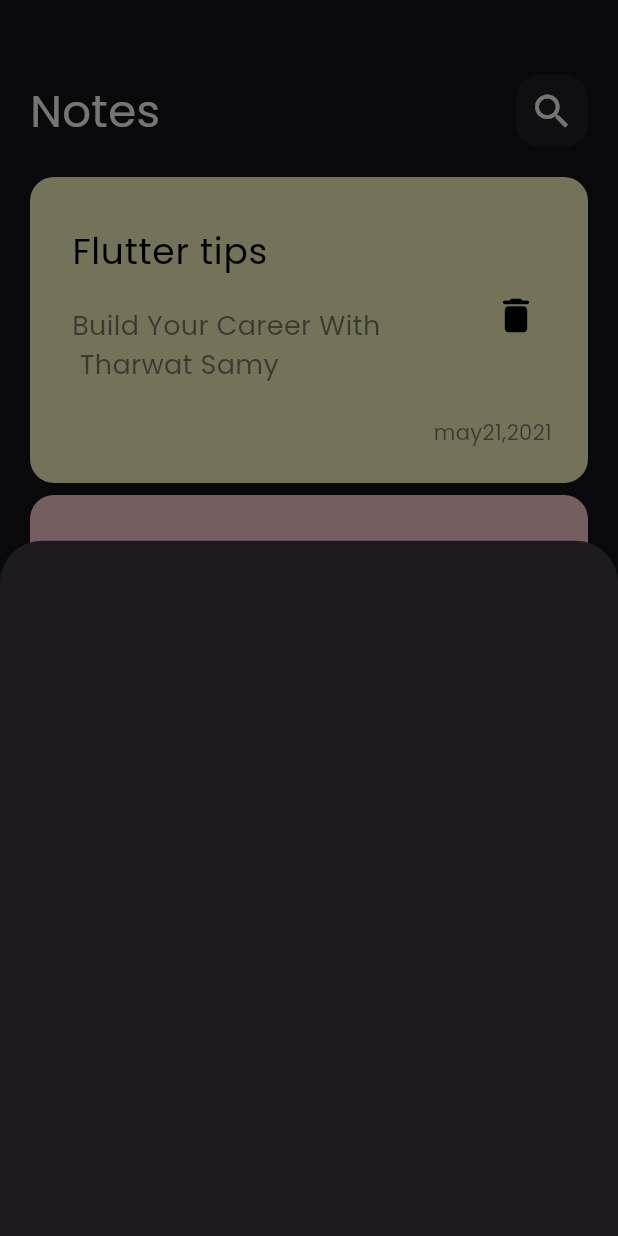
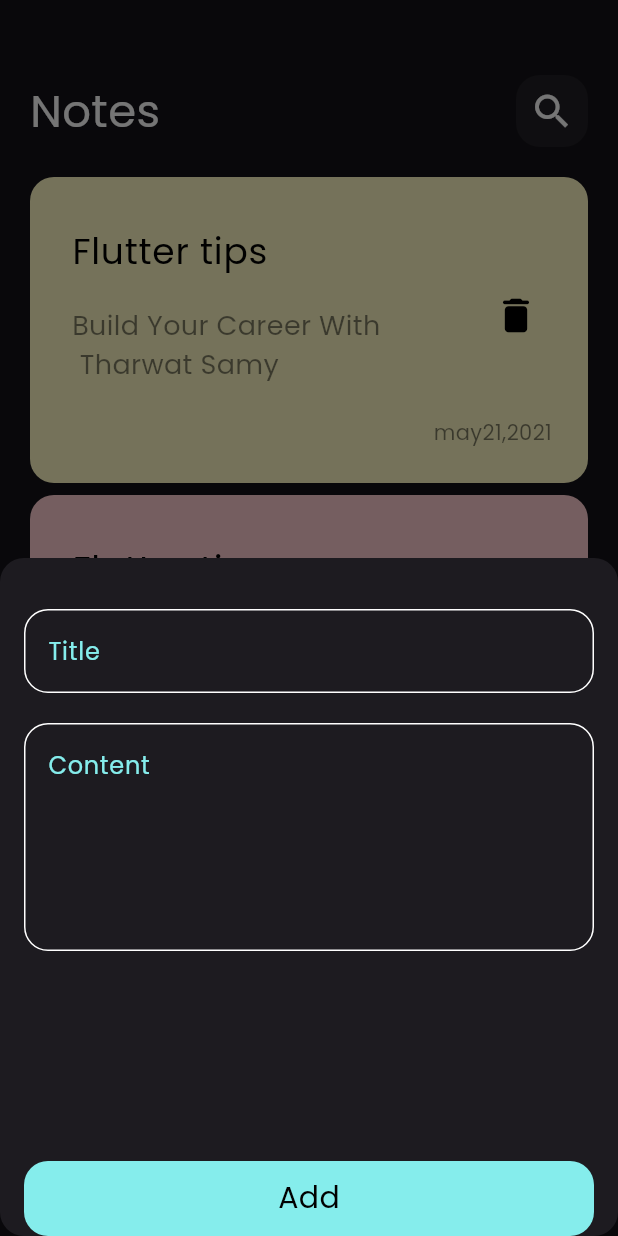
Before and after one commit to hagerawd/note_app, a Flutter app: the screen it shows after launch, after a tap on the "add" icon, on a phone screen of 412 x 824 dp. Run offline on Flutter 3.47's test engine with Material 3 defaults, Android fonts, the phone set to English and light mode, and no system bars.

Commit message:
finish notes bottom sheet

```diff
--- /dev/null
+++ b/lib/constants.dart
@@ -0,0 +1,2 @@
+import 'package:flutter/material.dart';
+const kPrimaryColor = Color(0xFF85EDEC);
--- a/lib/views/noteView.dart
+++ b/lib/views/noteView.dart
@@ -1,6 +1,8 @@
 import 'package:flutter/material.dart';
 import 'package:note_app/views/widgets/AddNoteBottomSheet.dart';
 import 'package:note_app/views/widgets/NoteViewBody.dart';
+
+import '../constants.dart';
 
 class NoteView extends StatelessWidget {
   const NoteView({super.key});
@@ -9,11 +11,13 @@ class NoteView extends StatelessWidget {
   Widget build(BuildContext context) {
     return Scaffold(
         floatingActionButton: FloatingActionButton( onPressed: (){
-          showModalBottomSheet(context: context, builder: (context){
+          showModalBottomSheet(
+              shape: RoundedRectangleBorder(borderRadius: BorderRadius.circular(16)),
+              context: context, builder: (context){
             return AddNoteBottomSheet();
           });
         },
-          backgroundColor: Color(0xFF00ACC1),
+          backgroundColor: kPrimaryColor,
           shape: CircleBorder(),
         child: Icon(Icons.add,color: Colors.black,),
         ),
--- a/lib/views/widgets/AddNoteBottomSheet.dart
+++ b/lib/views/widgets/AddNoteBottomSheet.dart
@@ -1,9 +1,27 @@
 import 'package:flutter/material.dart';
+
+import 'CustomButton.dart';
+import 'CustomTextField.dart';
 class AddNoteBottomSheet extends StatelessWidget {
   const AddNoteBottomSheet({super.key});
 
   @override
   Widget build(BuildContext context) {
-    return Container();
+    return Container(
+      child: Padding(
+        padding: const EdgeInsets.symmetric(horizontal: 16),
+        child: SingleChildScrollView(
+          child: Column(
+            children: [
+              SizedBox(height: 24,),
+              CustomTextField( hintText: "Title",),
+              CustomTextField( hintText: "Content",maxLines: 5,),
+              SizedBox(height: 130,),
+              CustomButton(),
+            ],
+          ),
+        ),
+      ),
+    );
   }
 }
--- /dev/null
+++ b/lib/views/widgets/CustomButton.dart
@@ -0,0 +1,18 @@
+import 'package:flutter/material.dart';
+import 'package:note_app/constants.dart';
+class CustomButton extends StatelessWidget {
+  const CustomButton({super.key});
+
+  @override
+  Widget build(BuildContext context) {
+    return Container(
+      width: MediaQuery.of(context).size.width,
+      height: 50,
+      decoration: BoxDecoration(
+        borderRadius: BorderRadius.circular(16),
+        color: kPrimaryColor,
+      ),
+      child: Center(child: Text("Add",style: TextStyle(color: Colors.black,fontSize: 20),)),
+    );
+  }
+}
--- /dev/null
+++ b/lib/views/widgets/CustomTextField.dart
@@ -0,0 +1,33 @@
+import 'package:flutter/material.dart';
+
+import '../../constants.dart';
+class CustomTextField extends StatelessWidget {
+  const CustomTextField({super.key,required this.hintText,this.maxLines=1});
+final String hintText ;
+final int maxLines;
+  @override
+  Widget build(BuildContext context) {
+    return Padding(
+      padding: const EdgeInsets.symmetric(vertical: 10),
+      child: TextField(
+        maxLines: maxLines,
+        decoration: InputDecoration(
+          hintText: hintText,
+          hintStyle: TextStyle(color: kPrimaryColor),
+          border: buildOutlineInputBorder(),
+          enabledBorder: buildOutlineInputBorder(),
+          focusedBorder: buildOutlineInputBorder(kPrimaryColor)
+        ),
+      ),
+    );
+  }
+
+  OutlineInputBorder buildOutlineInputBorder([color]) {
+    return OutlineInputBorder(
+        borderRadius: BorderRadius.circular(16),
+        borderSide: BorderSide(
+          color: color?? Colors.white
+        )
+      );
+  }
+}
```
